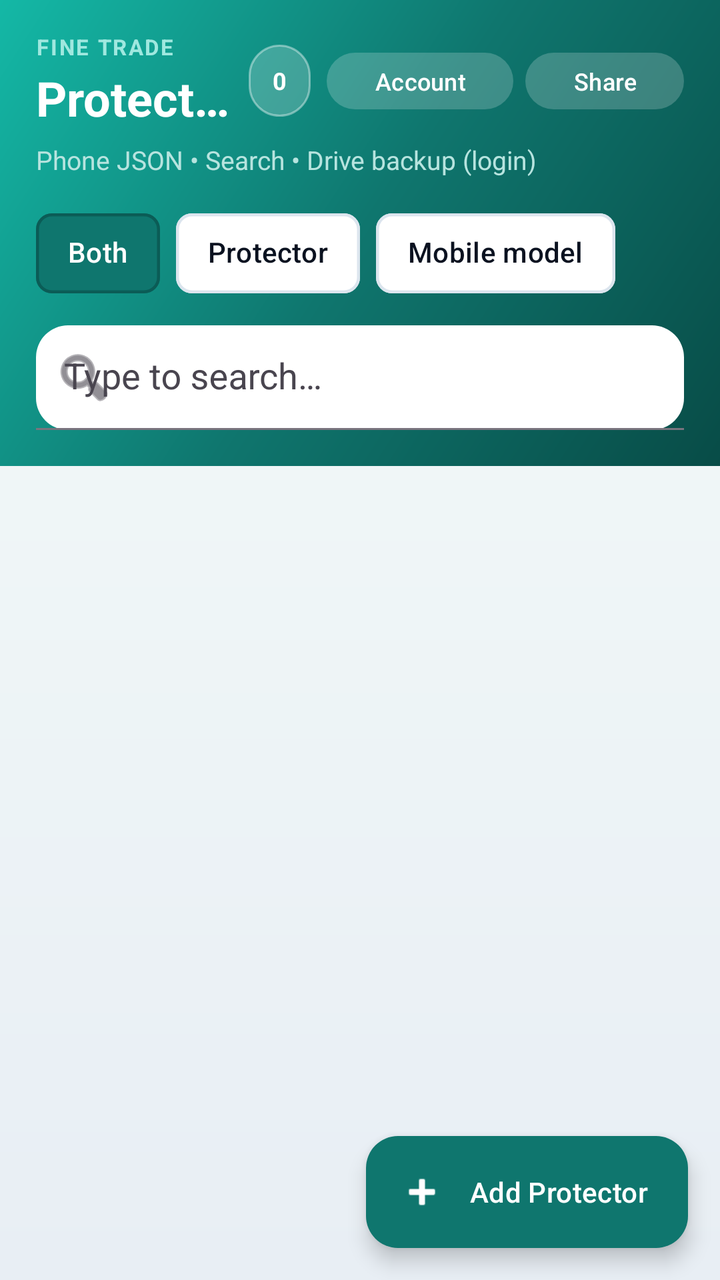
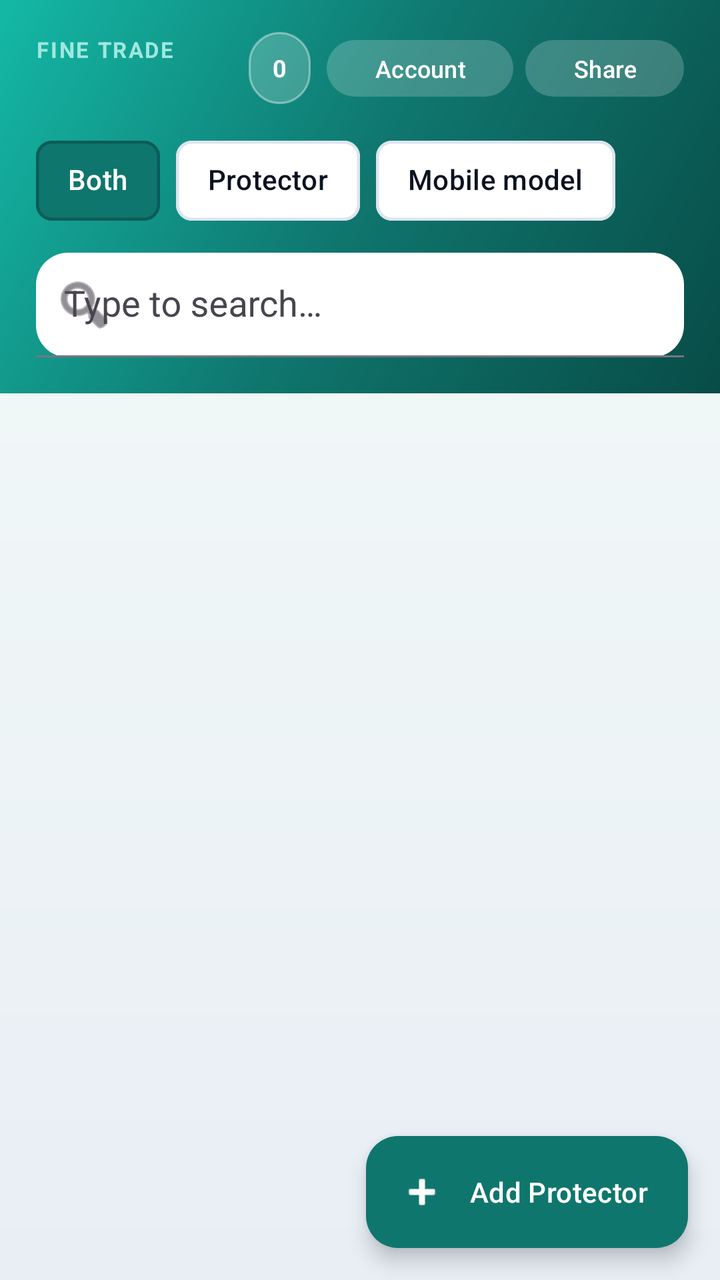

The first picture is an Android layout as it rendered before a commit; the second is the same layout after the commit. The layout source and the unified diff follow.
<!-- AndroidManifest.xml: application theme Theme.FineTrade -->
<!-- res/layout/activity_main.xml -->
<?xml version="1.0" encoding="utf-8"?>
<androidx.coordinatorlayout.widget.CoordinatorLayout xmlns:android="http://schemas.android.com/apk/res/android"
    xmlns:app="http://schemas.android.com/apk/res-auto"
    android:id="@+id/root"
    android:layout_width="match_parent"
    android:layout_height="match_parent"
    android:background="@drawable/bg_home"
    android:fitsSystemWindows="true">

    <com.google.android.material.appbar.AppBarLayout
        android:id="@+id/appBar"
        android:layout_width="match_parent"
        android:layout_height="wrap_content"
        android:background="@android:color/transparent"
        android:elevation="0dp"
        android:fitsSystemWindows="true">

        <LinearLayout
            android:id="@+id/headerBlock"
            android:layout_width="match_parent"
            android:layout_height="wrap_content"
            android:background="@drawable/bg_header"
            android:orientation="vertical"
            android:paddingStart="@dimen/header_pad"
            android:paddingTop="16dp"
            android:paddingEnd="@dimen/header_pad"
            android:paddingBottom="18dp">

            <LinearLayout
                android:layout_width="match_parent"
                android:layout_height="wrap_content"
                android:gravity="center_vertical"
                android:orientation="horizontal">

                <LinearLayout
                    android:layout_width="0dp"
                    android:layout_height="wrap_content"
                    android:layout_weight="1"
                    android:orientation="vertical"
                    android:paddingEnd="10dp">

                    <TextView
                        android:layout_width="match_parent"
                        android:layout_height="wrap_content"
                        android:letterSpacing="0.08"
                        android:text="Fine Trade"
                        android:textAllCaps="true"
                        android:textColor="#9FE8DF"
                        android:textSize="11sp"
                        android:textStyle="bold" />

                    <TextView
                        android:layout_width="match_parent"
                        android:layout_height="wrap_content"
                        android:layout_marginTop="2dp"
                        android:ellipsize="end"
                        android:maxLines="1"
                        android:text="Protector Management"
                        android:textColor="@android:color/white"
                        android:textSize="24sp"
                        android:textStyle="bold" />
                </LinearLayout>

                <TextView
                    android:id="@+id/countBadge"
                    android:layout_width="wrap_content"
                    android:layout_height="wrap_content"
                    android:background="@drawable/bg_count_badge"
                    android:gravity="center"
                    android:minHeight="36dp"
                    android:paddingStart="12dp"
                    android:paddingTop="8dp"
                    android:paddingEnd="12dp"
                    android:paddingBottom="8dp"
                    android:text="0"
                    android:textColor="@android:color/white"
                    android:textSize="12sp"
                    android:textStyle="bold" />

                <com.google.android.material.button.MaterialButton
                    android:id="@+id/btnAccount"
                    style="@style/Widget.Material3.Button.TonalButton"
                    android:layout_width="wrap_content"
                    android:layout_height="wrap_content"
                    android:layout_marginStart="8dp"
                    android:minHeight="36dp"
                    android:minWidth="0dp"
                    android:paddingStart="12dp"
                    android:paddingEnd="12dp"
                    android:text="Account"
                    android:textAllCaps="false"
                    android:textColor="@android:color/white"
                    android:textSize="12sp"
                    app:backgroundTint="#33FFFFFF"
                    app:cornerRadius="18dp" />

                <com.google.android.material.button.MaterialButton
                    android:id="@+id/btnShareAll"
                    style="@style/Widget.Material3.Button.TonalButton"
                    android:layout_width="wrap_content"
                    android:layout_height="wrap_content"
                    android:layout_marginStart="6dp"
                    android:minHeight="36dp"
                    android:minWidth="0dp"
                    android:paddingStart="12dp"
                    android:paddingEnd="12dp"
                    android:text="Share"
                    android:textAllCaps="false"
                    android:textColor="@android:color/white"
                    android:textSize="12sp"
                    app:backgroundTint="#33FFFFFF"
                    app:cornerRadius="18dp" />
            </LinearLayout>

            <TextView
                android:layout_width="match_parent"
                android:layout_height="wrap_content"
                android:layout_marginTop="6dp"
                android:ellipsize="end"
                android:maxLines="2"
                android:text="Phone JSON • Search • Drive backup (login)"
                android:textColor="#B7E4DF"
                android:textSize="13sp" />

            <com.google.android.material.chip.ChipGroup
                android:id="@+id/filterGroup"
                android:layout_width="match_parent"
                android:layout_height="wrap_content"
                android:layout_marginTop="14dp"
                app:chipSpacingHorizontal="8dp"
                app:chipSpacingVertical="6dp"
                app:selectionRequired="true"
                app:singleSelection="true">

                <com.google.android.material.chip.Chip
                    android:id="@+id/chipBoth"
                    style="@style/Widget.Material3.Chip.Filter"
                    android:layout_width="wrap_content"
                    android:layout_height="wrap_content"
                    android:checked="true"
                    android:minHeight="@dimen/touch_min"
                    android:text="Both"
                    android:textColor="@color/filter_chip_text"
                    app:checkedIconVisible="false"
                    app:chipBackgroundColor="@color/filter_chip_bg"
                    app:chipMinHeight="40dp"
                    app:chipStrokeColor="@color/filter_chip_stroke"
                    app:chipStrokeWidth="1.5dp" />

                <com.google.android.material.chip.Chip
                    android:id="@+id/chipProtector"
                    style="@style/Widget.Material3.Chip.Filter"
                    android:layout_width="wrap_content"
                    android:layout_height="wrap_content"
                    android:minHeight="@dimen/touch_min"
                    android:text="Protector"
                    android:textColor="@color/filter_chip_text"
                    app:checkedIconVisible="false"
                    app:chipBackgroundColor="@color/filter_chip_bg"
                    app:chipMinHeight="40dp"
                    app:chipStrokeColor="@color/filter_chip_stroke"
                    app:chipStrokeWidth="1.5dp" />

                <com.google.android.material.chip.Chip
                    android:id="@+id/chipModel"
                    style="@style/Widget.Material3.Chip.Filter"
                    android:layout_width="wrap_content"
                    android:layout_height="wrap_content"
                    android:minHeight="@dimen/touch_min"
                    android:text="Mobile model"
                    android:textColor="@color/filter_chip_text"
                    app:checkedIconVisible="false"
                    app:chipBackgroundColor="@color/filter_chip_bg"
                    app:chipMinHeight="40dp"
                    app:chipStrokeColor="@color/filter_chip_stroke"
                    app:chipStrokeWidth="1.5dp" />
            </com.google.android.material.chip.ChipGroup>

            <com.google.android.material.textfield.TextInputLayout
                android:id="@+id/searchLayout"
                style="@style/Widget.Material3.TextInputLayout.FilledBox"
                android:layout_width="match_parent"
                android:layout_height="wrap_content"
                android:layout_marginTop="12dp"
                android:hint="Type to search…"
                app:boxBackgroundColor="@android:color/white"
                app:boxBackgroundMode="filled"
                app:boxCornerRadiusBottomEnd="16dp"
                app:boxCornerRadiusBottomStart="16dp"
                app:boxCornerRadiusTopEnd="16dp"
                app:boxCornerRadiusTopStart="16dp"
                app:endIconMode="clear_text"
                app:startIconDrawable="@android:drawable/ic_menu_search">

                <AutoCompleteTextView
                    android:id="@+id/searchInput"
                    android:layout_width="match_parent"
                    android:layout_height="wrap_content"
                    android:completionThreshold="1"
                    android:dropDownHeight="wrap_content"
                    android:imeOptions="actionSearch"
                    android:inputType="text"
                    android:minHeight="@dimen/touch_min"
                    android:padding="14dp"
                    android:popupBackground="@drawable/bg_suggestion_popup" />
            </com.google.android.material.textfield.TextInputLayout>
        </LinearLayout>
    </com.google.android.material.appbar.AppBarLayout>

    <FrameLayout
        android:layout_width="match_parent"
        android:layout_height="match_parent"
        android:paddingStart="@dimen/screen_pad"
        android:paddingTop="12dp"
        android:paddingEnd="@dimen/screen_pad"
        app:layout_behavior="@string/appbar_scrolling_view_behavior">

        <LinearLayout
            android:id="@+id/emptyState"
            android:layout_width="match_parent"
            android:layout_height="match_parent"
            android:gravity="center"
            android:orientation="vertical"
            android:padding="24dp"
            android:visibility="gone">

            <View
                android:layout_width="72dp"
                android:layout_height="72dp"
                android:background="@drawable/bg_empty_circle" />

            <TextView
                android:id="@+id/emptyText"
                android:layout_width="match_parent"
                android:layout_height="wrap_content"
                android:layout_marginTop="18dp"
                android:gravity="center"
                android:lineSpacingExtra="4dp"
                android:text="No Protectors Found\n\nTap + Add Protector to create your first Protector."
                android:textAlignment="center"
                android:textColor="@color/muted"
                android:textSize="15sp" />
        </LinearLayout>

        <androidx.recyclerview.widget.RecyclerView
            android:id="@+id/recycler"
            android:layout_width="match_parent"
            android:layout_height="match_parent"
            android:clipToPadding="false"
            android:overScrollMode="ifContentScrolls"
            android:paddingBottom="100dp"
            android:scrollbars="vertical" />
    </FrameLayout>

    <com.google.android.material.floatingactionbutton.ExtendedFloatingActionButton
        android:id="@+id/fabAdd"
        android:layout_width="wrap_content"
        android:layout_height="wrap_content"
        android:layout_gravity="bottom|end"
        android:layout_margin="@dimen/screen_pad"
        android:text="Add Protector"
        android:textColor="@android:color/white"
        app:backgroundTint="@color/teal"
        app:icon="@android:drawable/ic_input_add"
        app:iconTint="@android:color/white" />
</androidx.coordinatorlayout.widget.CoordinatorLayout>
<!-- resources referenced by this layout -->
<resources>
  <color name="muted">#64748B</color>
  <color name="teal">#0F766E</color>
  <dimen name="header_pad">18dp</dimen>
  <dimen name="screen_pad">16dp</dimen>
  <dimen name="touch_min">48dp</dimen>
  <!-- drawable bg_count_badge (drawable) -->
  <?xml version="1.0" encoding="utf-8"?>
  <shape xmlns:android="http://schemas.android.com/apk/res/android">
      <solid android:color="#33FFFFFF" />
      <corners android:radius="999dp" />
      <stroke
          android:width="1dp"
          android:color="#66FFFFFF" />
  </shape>
  <!-- drawable bg_empty_circle (drawable) -->
  <?xml version="1.0" encoding="utf-8"?>
  <shape xmlns:android="http://schemas.android.com/apk/res/android">
      <solid android:color="@color/teal_soft" />
      <corners android:radius="999dp" />
      <stroke
          android:width="2dp"
          android:color="@color/teal" />
  </shape>
  <!-- drawable bg_header (drawable) -->
  <?xml version="1.0" encoding="utf-8"?>
  <shape xmlns:android="http://schemas.android.com/apk/res/android">
      <gradient
          android:angle="135"
          android:centerColor="#0F766E"
          android:endColor="#14B8A6"
          android:startColor="#084C47"
          android:type="linear" />
  </shape>
  <!-- drawable bg_home (drawable) -->
  <?xml version="1.0" encoding="utf-8"?>
  <shape xmlns:android="http://schemas.android.com/apk/res/android">
      <gradient
          android:angle="165"
          android:endColor="#E8EEF4"
          android:startColor="#F4FBF9"
          android:type="linear" />
  </shape>
  <!-- drawable bg_suggestion_popup (drawable) -->
  <?xml version="1.0" encoding="utf-8"?>
  <shape xmlns:android="http://schemas.android.com/apk/res/android">
      <solid android:color="@android:color/white" />
      <corners android:radius="16dp" />
      <stroke
          android:width="1dp"
          android:color="@color/card_stroke" />
      <padding
          android:bottom="6dp"
          android:left="0dp"
          android:right="0dp"
          android:top="6dp" />
  </shape>
  <style name="Theme.FineTrade" parent="Theme.Material3.Light.NoActionBar">
          <item name="colorPrimary">@color/teal</item>
          <item name="colorPrimaryContainer">@color/teal_soft</item>
          <item name="colorOnPrimary">@android:color/white</item>
          <item name="android:statusBarColor">@color/teal_dark</item>
          <item name="android:navigationBarColor">@android:color/white</item>
          <item name="android:windowBackground">@color/bg</item>
          <item name="android:windowLightStatusBar">false</item>
          <item name="android:forceDarkAllowed">false</item>
      </style>
  <color name="teal_soft">#E6F5F3</color>
  <color name="card_stroke">#DCE5EE</color>
  <color name="teal_dark">#0B5C56</color>
  <color name="bg">#EEF3F7</color>
</resources>

<!-- the commit's change to res/layout/activity_main.xml (unified diff, before → after) -->
@@ -50,15 +50,12 @@
                         android:textStyle="bold" />
 
                     <TextView
+                        android:id="@+id/versionLabel"
                         android:layout_width="match_parent"
                         android:layout_height="wrap_content"
-                        android:layout_marginTop="2dp"
-                        android:ellipsize="end"
-                        android:maxLines="1"
-                        android:text="Protector Management"
-                        android:textColor="@android:color/white"
-                        android:textSize="24sp"
-                        android:textStyle="bold" />
+                        android:layout_marginTop="4dp"
+                        android:textColor="#9FE8DF"
+                        android:textSize="11sp" />
                 </LinearLayout>
 
                 <TextView
@@ -112,16 +109,6 @@
                     app:cornerRadius="18dp" />
             </LinearLayout>
 
-            <TextView
-                android:layout_width="match_parent"
-                android:layout_height="wrap_content"
-                android:layout_marginTop="6dp"
-                android:ellipsize="end"
-                android:maxLines="2"
-                android:text="Phone JSON • Search • Drive backup (login)"
-                android:textColor="#B7E4DF"
-                android:textSize="13sp" />
-
             <com.google.android.material.chip.ChipGroup
                 android:id="@+id/filterGroup"
                 android:layout_width="match_parent"
<!-- resource entries referenced after the edit -->
@@ -37,7 +37,7 @@
   <?xml version="1.0" encoding="utf-8"?>
   <shape xmlns:android="http://schemas.android.com/apk/res/android">
       <gradient
-          android:angle="165"
+          android:angle="270"
           android:endColor="#E8EEF4"
           android:startColor="#F4FBF9"
           android:type="linear" />
